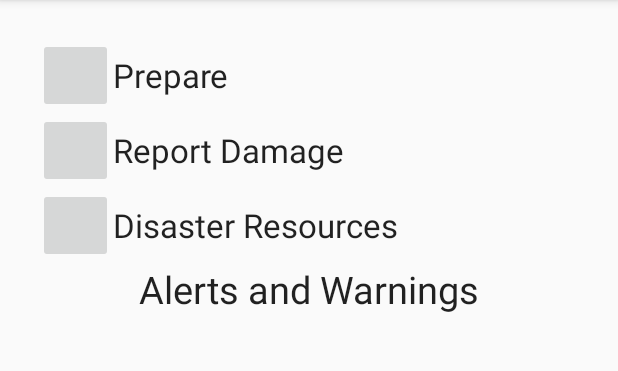
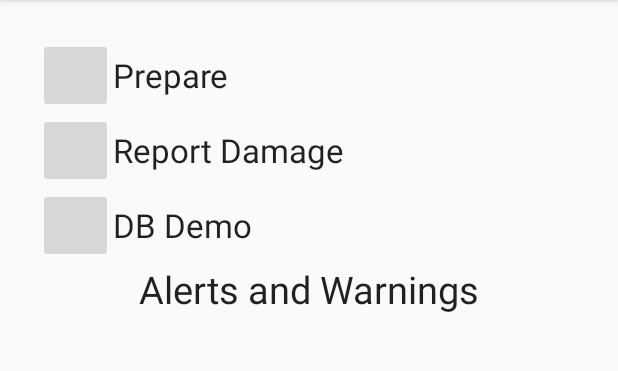
Before and after one commit to kiflebk/UWP_Ready_WI, an Android app: the screen it shows after launch (MenuActivity), on a phone screen of 412 x 824 dp, the part 84-455 px from its top. Run offline under Robolectric (Android 15) with nearby library versions, the phone set to English and light mode, and no system bars.

Commit message:
Changed the Disaster Resources button text to DB Demo

```diff
--- a/app/src/main/res/layout/mainmenu.xml
+++ b/app/src/main/res/layout/mainmenu.xml
@@ -43,7 +43,7 @@
         android:layout_width="wrap_content"
         android:layout_height="wrap_content"
         android:textAppearance="?android:attr/textAppearanceLarge"
-        android:text="Disaster Resources"
+        android:text="DB Demo"
         android:id="@+id/disasterResourcesText"
         android:gravity="center_vertical"
         android:layout_alignBottom="@+id/disasterResourcesButton"
```
